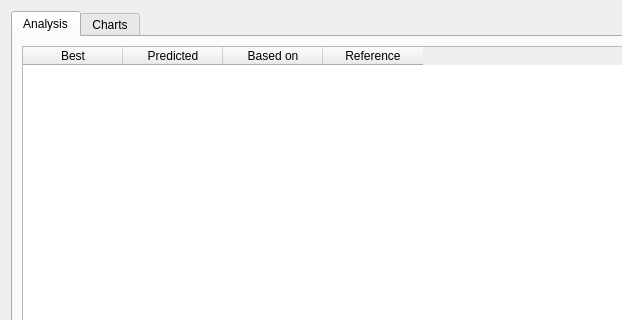
This is ui/analysis.ui in ihewitt/poolviewer as Qt 5 draws it before an edit; both pictures show x 0 to 622 and y 0 to 320 of the 759 by 532 pixel window. The edited form follows.
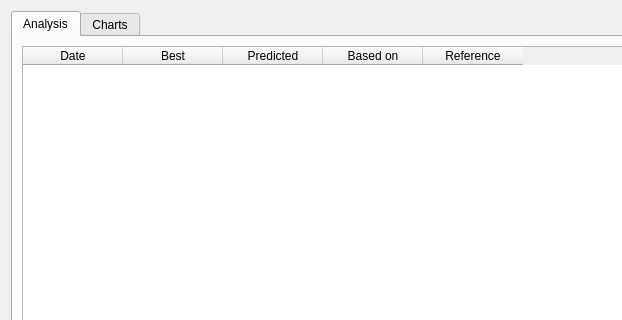
This is the edited form. Custom widgets are drawn as their Qt base class.

Commit message: Add date column and green highlight to Analysis table.

What changed in the file:
```diff
--- a/ui/analysis.ui
+++ b/ui/analysis.ui
@@ -37,6 +37,11 @@
            <property name="cornerButtonEnabled">
             <bool>false</bool>
            </property>
+           <column>
+            <property name="text">
+             <string>Date</string>
+            </property>
+           </column>
            <column>
             <property name="text">
              <string>Best</string>
```
The commit also changes 2 other files.
